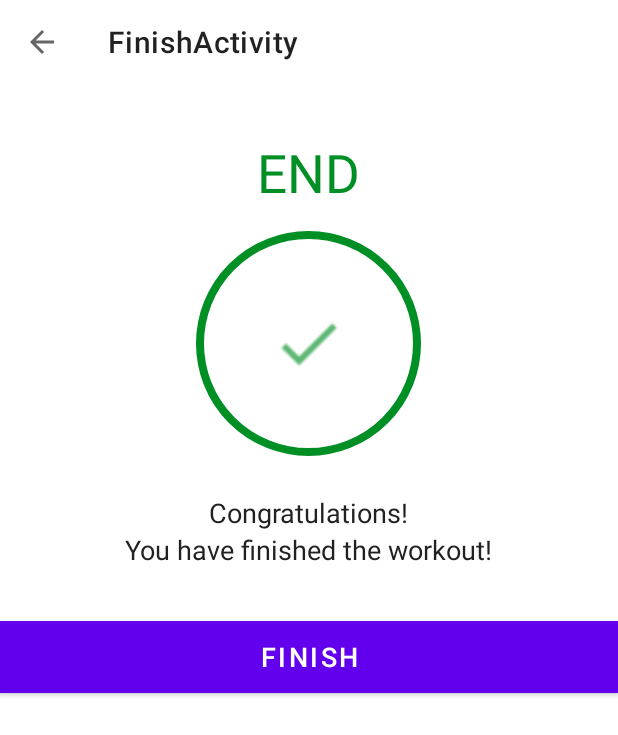
After one commit to orhanuckulac0/7MinutesWorkoutApp, an Android app: the FinishActivity screen opened directly, with no data from a screen before it, on a phone screen of 412 x 824 dp. The commit adds this screen. Shown: the top 735 px of the screen. Run offline under Robolectric (Android 15) with nearby library versions, the phone set to English and light mode, and no system bars.

Commit message:
10th commit - setup FinishActivity

```diff
--- a/app/build.gradle
+++ b/app/build.gradle
@@ -42,6 +42,8 @@ dependencies {
     implementation 'androidx.appcompat:appcompat:1.5.1'
     implementation 'com.google.android.material:material:1.7.0'
     implementation 'androidx.constraintlayout:constraintlayout:2.1.4'
+    implementation 'androidx.navigation:navigation-fragment-ktx:2.5.2'
+    implementation 'androidx.navigation:navigation-ui-ktx:2.5.2'
     testImplementation 'junit:junit:4.13.2'
     androidTestImplementation 'androidx.test.ext:junit:1.1.3'
     androidTestImplementation 'androidx.test.espresso:espresso-core:3.4.0'
--- /dev/null
+++ b/app/src/main/java/orhan/uckulac/a7minutesworkout/FinishActivity.kt
@@ -0,0 +1,34 @@
+package orhan.uckulac.a7minutesworkout
+
+import android.content.Intent
+import androidx.appcompat.app.AppCompatActivity
+import android.os.Bundle
+import android.speech.tts.TextToSpeech
+import android.util.Log
+import orhan.uckulac.a7minutesworkout.databinding.ActivityFinishBinding
+import java.util.*
+
+class FinishActivity : AppCompatActivity() {
+    private var binding: ActivityFinishBinding? = null
+
+    override fun onCreate(savedInstanceState: Bundle?) {
+        super.onCreate(savedInstanceState)
+        binding = ActivityFinishBinding.inflate(layoutInflater)
+        setContentView(binding?.root)
+
+        setSupportActionBar(binding?.toolbarFinishActivity)
+        if (supportActionBar != null){
+            supportActionBar?.setDisplayHomeAsUpEnabled(true)  // activate the back btn
+        }
+
+        binding?.toolbarFinishActivity?.setNavigationOnClickListener {
+            onBackPressed()  // this will return to MainActivity because only that activity is not finished()
+        }
+
+        binding?.btnFinish?.setOnClickListener {
+            val intent = Intent(this, MainActivity::class.java)
+            startActivity(intent)
+            finish()
+        }
+    }
+}
--- /dev/null
+++ b/app/src/main/res/layout/activity_finish.xml
@@ -0,0 +1,66 @@
+<?xml version="1.0" encoding="utf-8"?>
+<LinearLayout xmlns:android="http://schemas.android.com/apk/res/android"
+    xmlns:tools="http://schemas.android.com/tools"
+    android:layout_width="match_parent"
+    android:layout_height="match_parent"
+    android:gravity="center_horizontal"
+    android:orientation="vertical"
+    tools:context=".FinishActivity">
+
+    <androidx.appcompat.widget.Toolbar
+        android:id="@+id/toolbar_finish_activity"
+        android:layout_width="match_parent"
+        android:layout_height="?android:attr/actionBarSize"
+        android:background="#FFFFFF" />
+
+    <TextView
+        android:id="@+id/tvEnd"
+        android:layout_width="wrap_content"
+        android:layout_height="wrap_content"
+        android:layout_marginTop="35dp"
+        android:text="END"
+        android:textColor="@color/colorAccent"
+        android:textSize="35sp" />
+
+    <LinearLayout
+        android:layout_width="150dp"
+        android:layout_height="150dp"
+        android:layout_gravity="center"
+        android:layout_marginTop="15dp"
+        android:background="@drawable/item_circular_color_accent_border"
+        android:gravity="center">
+
+        <ImageView
+            android:layout_width="50dp"
+            android:layout_height="50dp"
+            android:contentDescription="image"
+            android:src="@drawable/ic_action_done" />
+    </LinearLayout>
+
+    <TextView
+        android:layout_width="wrap_content"
+        android:layout_height="wrap_content"
+        android:layout_marginTop="25dp"
+        android:text="Congratulations!"
+        android:textColor="#212121"
+        android:textSize="18sp" />
+
+    <TextView
+        android:layout_width="wrap_content"
+        android:layout_height="wrap_content"
+        android:text="You have finished the workout!"
+        android:textColor="#212121"
+        android:textSize="18sp" />
+
+    <Button
+        android:id="@+id/btnFinish"
+        android:layout_width="match_parent"
+        android:layout_height="wrap_content"
+        android:layout_gravity="bottom"
+        android:layout_marginTop="35dp"
+        android:background="@color/colorAccent"
+        android:text="FINISH"
+        android:textColor="#FFFFFF"
+        android:textSize="18sp" />
+
+</LinearLayout>
--- /dev/null
+++ b/app/src/main/res/values-land/dimens.xml
@@ -0,0 +1,3 @@
+<resources>
+      <dimen name="fab_margin">48dp</dimen>
+   </resources>
--- /dev/null
+++ b/app/src/main/res/values-w1240dp/dimens.xml
@@ -0,0 +1,3 @@
+<resources>
+      <dimen name="fab_margin">200dp</dimen>
+   </resources>
--- /dev/null
+++ b/app/src/main/res/values-w600dp/dimens.xml
@@ -0,0 +1,3 @@
+<resources>
+      <dimen name="fab_margin">48dp</dimen>
+   </resources>
--- a/app/src/main/res/values/dimens.xml
+++ b/app/src/main/res/values/dimens.xml
@@ -2,4 +2,5 @@
 <resources>
     <dimen name="main_screen_layout_padding">5dp</dimen>
     <dimen name="default_button_text_size">22sp</dimen>
+    <dimen name="fab_margin">16dp</dimen>
 </resources>
--- a/app/src/main/res/values/themes.xml
+++ b/app/src/main/res/values/themes.xml
@@ -19,4 +19,11 @@
         <item name="colorControlNormal">@color/toolbar_color_control_normal</item>
 
     </style>
+    <style name="Theme.7MinutesWorkout.NoActionBar">
+        <item name="windowActionBar">false</item>
+        <item name="windowNoTitle">true</item>
+    </style>
+    <style name="Theme.7MinutesWorkout.AppBarOverlay"
+        parent="ThemeOverlay.AppCompat.Dark.ActionBar" />
+    <style name="Theme.7MinutesWorkout.PopupOverlay" parent="ThemeOverlay.AppCompat.Light" />
 </resources>
```
Also changed, not shown: app/src/main/AndroidManifest.xml (+12 -2 lines), app/src/main/java/orhan/uckulac/a7minutesworkout/ExerciseActivity.kt (+15 -8 lines), app/src/main/res/values/strings.xml (+9 -0 lines), app/src/main/res/drawable-v24/ic_action_done.png (added).
